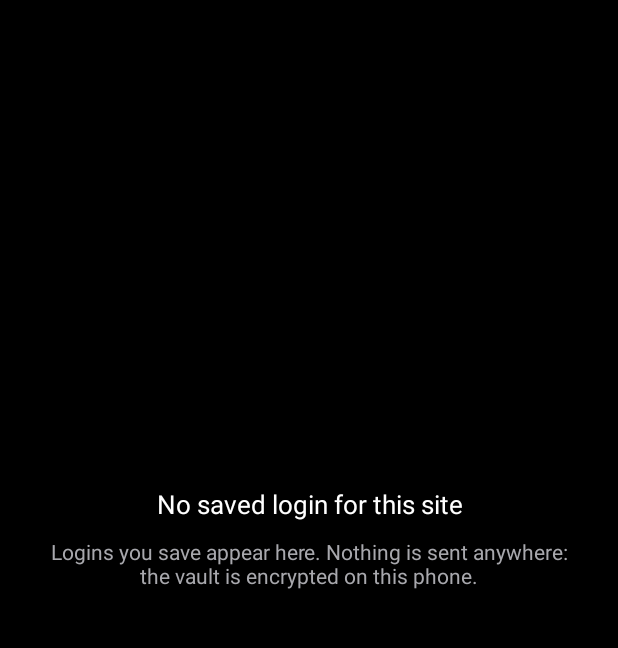
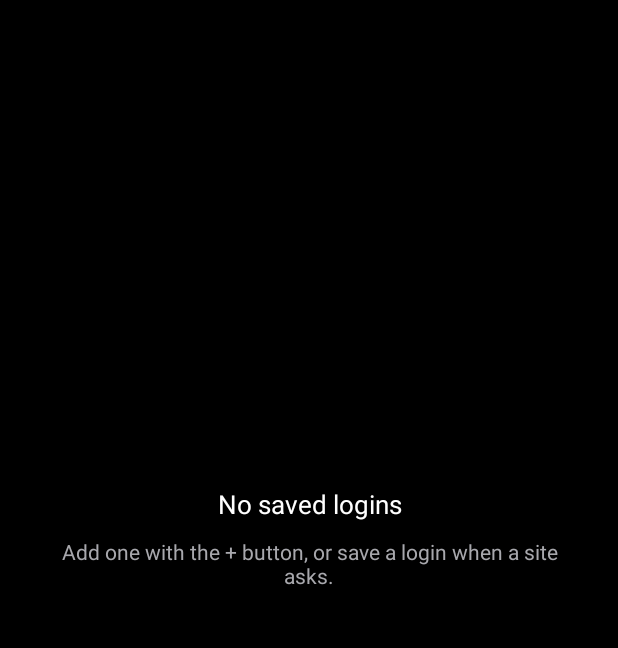
Before and after one commit to palashsuryavanshi/zyphra_browser, an Android app: the PasswordsActivity screen opened directly, with no data from a screen before it, on a phone screen of 412 x 824 dp, the part 160-808 px from its top. Run offline under Robolectric (Android 15) with nearby library versions, the light colour scheme and no system bars.

Commit message:
Two empty-state wordings found by testing them on the phone
Both were wrong in ways only visible with the screen in front of you:

- Passwords said 'No saved login for this site'. That is the per-site wording,
  used when a form asks the vault about one site; this screen is the whole
  vault, so it now says the vault is empty.
- Bookmarks told the user to 'bookmark a page from the menu in the bottom
  toolbar'. Add bookmark was removed from the menu in an earlier phase, so the
  hint sent them to a control that does not exist. It points at the add button
  above instead.

Also fixes MainActivity's copy confirmation, which called rootView on an
Activity; there is no such property, and it did not compile until now.

```diff
--- a/app/src/main/java/com/palash/librewolfandroid/MainActivity.kt
+++ b/app/src/main/java/com/palash/librewolfandroid/MainActivity.kt
@@ -1823,7 +1823,8 @@ class MainActivity : AppCompatActivity() {
         // reliably announced by TalkBack, and it disappears before a screen-reader
         // user has finished reading it. Copying is one of the few actions with no
         // visible result of its own, so it says so out loud too.
-        rootView.announceForAccessibility(getString(R.string.copied_to_clipboard))
+        findViewById<View>(android.R.id.content)
+            ?.announceForAccessibility(getString(R.string.copied_to_clipboard))
     }
 
     private fun showContextMenu(
--- a/app/src/main/java/com/palash/librewolfandroid/PasswordsActivity.kt
+++ b/app/src/main/java/com/palash/librewolfandroid/PasswordsActivity.kt
@@ -52,8 +52,11 @@ class PasswordsActivity : AppCompatActivity() {
     private fun reload() {
         val items = store.all()
         adapter.update(items)
-        emptyState.bind(items.size, { getString(R.string.no_saved_login) }) {
-            getString(R.string.no_saved_login_hint)
+        // "No saved login for this site" is the per-site wording, used when a form
+        // asks the vault about one site. This screen shows the whole vault, so it
+        // has to say the vault is empty rather than implying a site was looked up.
+        emptyState.bind(items.size, { getString(R.string.no_logins) }) {
+            getString(R.string.no_logins_hint)
         }
     }
 
--- a/app/src/main/res/values/strings.xml
+++ b/app/src/main/res/values/strings.xml
@@ -575,7 +575,7 @@
     <string name="no_saved_login_hint">Logins you save appear here. Nothing is sent anywhere: the vault is encrypted on this phone.</string>
     <string name="no_logins">No saved logins</string>
     <string name="no_logins_hint">Add one with the + button, or save a login when a site asks.</string>
-    <string name="no_bookmarks_hint">Bookmark a page from the menu in the bottom toolbar.</string>
+    <string name="no_bookmarks_hint">Use the add button above to bookmark a page you are on.</string>
     <string name="no_downloads_hint">Files you download are saved here and to your Downloads folder.</string>
     <string name="no_history_hint">Pages you visit are listed here.</string>
     <string name="no_matches_for">No matches for “%1$s”</string>
```
